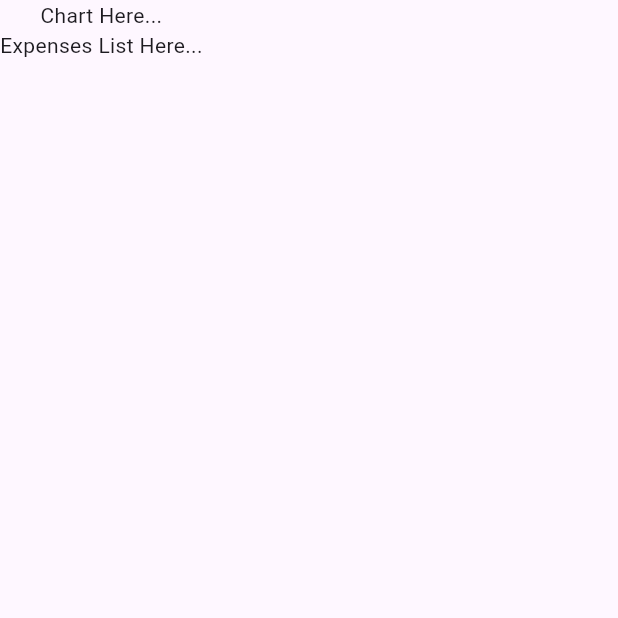
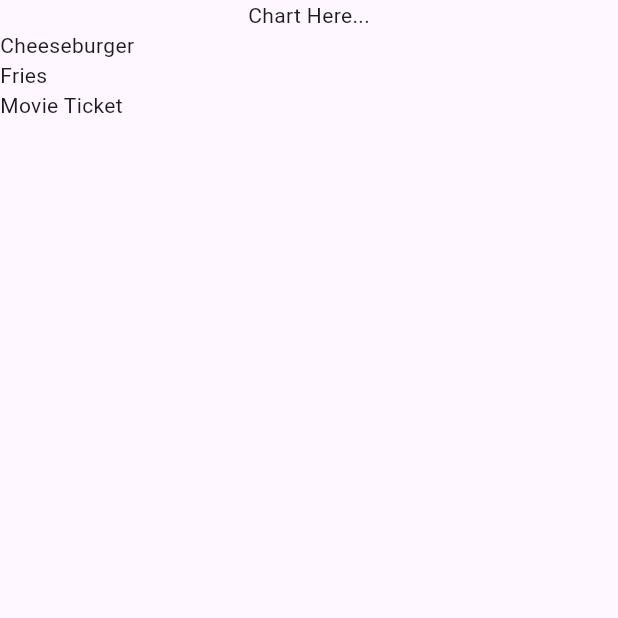
Before and after one commit to Arjay05Rai/expense_tracker, a Flutter app: the Expenses screen opened directly, on a phone screen of 412 x 824 dp, the top half of it. Run offline on Flutter 3.47's test engine with Material 3 defaults, Android fonts, the phone set to English and light mode, and no system bars.

Commit message:
Created Expenses List

```diff
--- a/lib/expenses.dart
+++ b/lib/expenses.dart
@@ -1,3 +1,5 @@
+import 'package:expense_tracker/expenses_list.dart';
+import 'package:expense_tracker/models/expense.dart';
 import 'package:flutter/material.dart';
 
 class Expenses extends StatefulWidget{
@@ -10,12 +12,33 @@ class Expenses extends StatefulWidget{
 }
 
 class _ExpensesState extends State<Expenses>{
+    final List<Expense> _registeredExpenses = [
+    Expense(
+      title: "Cheeseburger",
+      amount: 11.99,
+      date: DateTime.now(),
+      category: Category.food,
+    ),
+    Expense(
+      title: "Fries",
+      amount: 4.50,
+      date: DateTime.now(),
+      category: Category.food,
+    ),
+    Expense(
+      title: "Movie Ticket",
+      amount: 12.00,
+      date: DateTime.now(),
+      category: Category.leisure,
+    ),
+  ];
   @override
   Widget build(BuildContext context) {
     return Scaffold(
       body: Column(
         children: [Text("Chart Here..."),
-          Text("Expenses List Here..."),
+          Expanded(child: ExpensesList(expenses: _registeredExpenses),
+          ),
         ],
       ),
     );
--- /dev/null
+++ b/lib/expenses_list.dart
@@ -0,0 +1,15 @@
+import 'package:expense_tracker/models/expense.dart';
+import 'package:flutter/material.dart';
+
+
+class ExpensesList extends StatelessWidget {
+  const ExpensesList({super.key, required this.expenses});
+
+  final List<Expense> expenses;
+  @override
+  Widget build(BuildContext context) {
+    return ListView.builder(
+      itemCount: expenses.length,
+      itemBuilder: (ctc, index) => Text(expenses[index].title));
+  }
+}
--- a/lib/main.dart
+++ b/lib/main.dart
@@ -1,9 +1,8 @@
+import 'package:expense_tracker/expenses.dart';
 import 'package:flutter/material.dart';
 
 void main() {
   runApp(
     const MaterialApp(
-      home: ...,
-    ),
-  );
+      home: Expenses()));
 }
```
